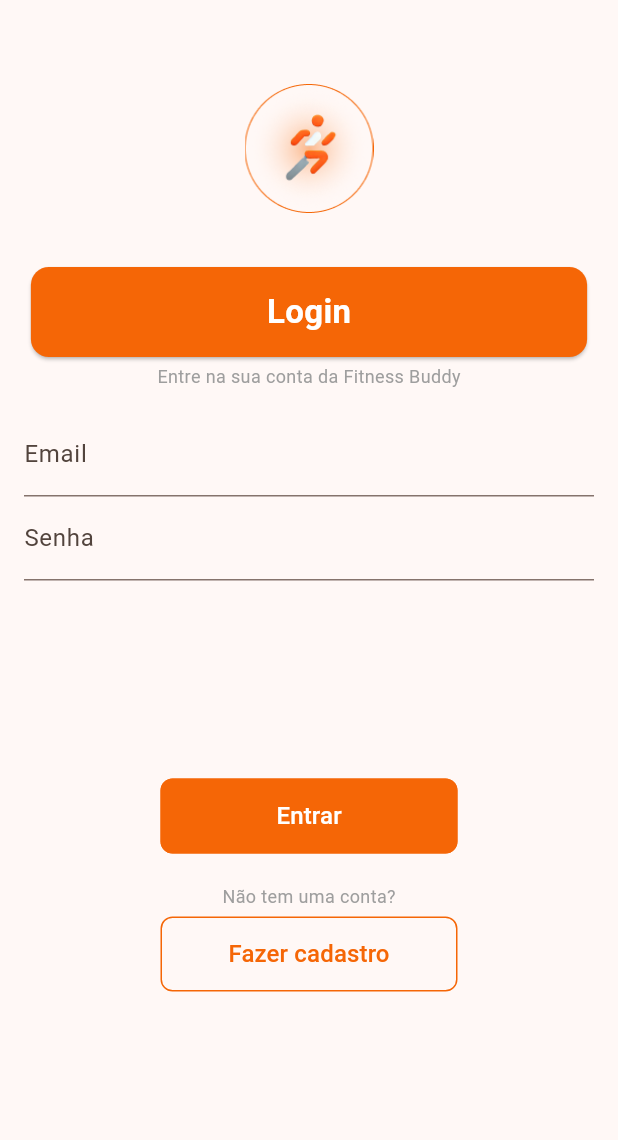
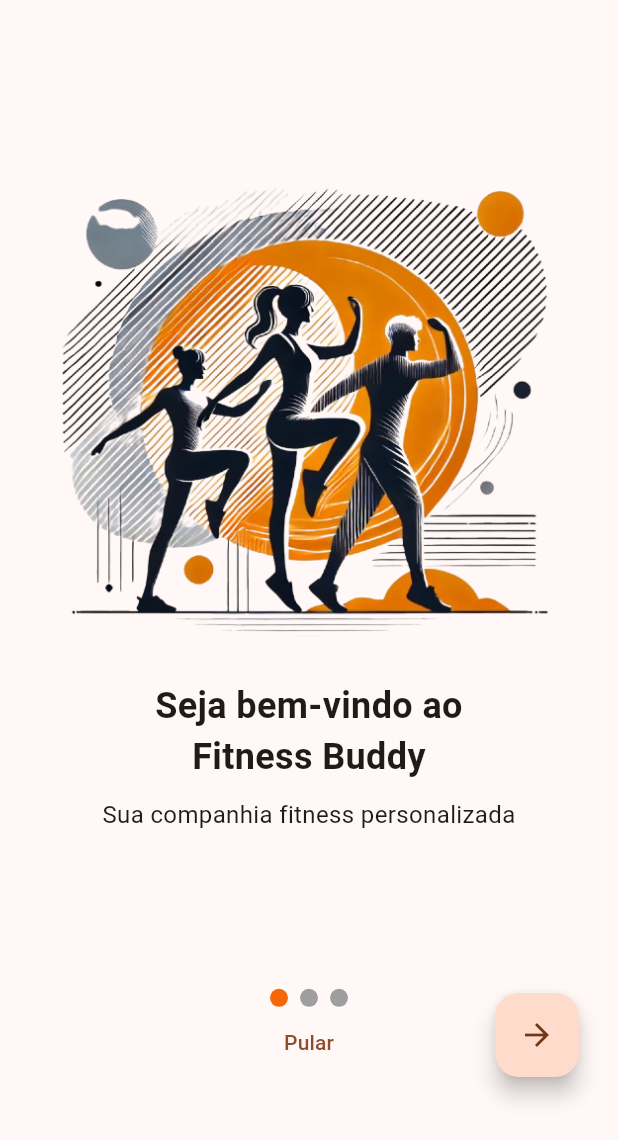
Before and after one commit to Kairepg/mc656, a Flutter app: the screen it shows after launch, on a phone screen of 412 x 824 dp. Shown: the top 1140 px of the screen. Run offline on Flutter 3.47's test engine with Material 3 defaults, Android fonts, the phone set to English and light mode, and no system bars; drawn by our look-alikes of smooth_page_indicator; our stand-ins replace cloud_firestore, firebase_auth, firebase_core, firebase_messaging, permission_handler; accounts and stored records are empty; project files that could hold a hidden picture were left out.

Commit message:
Refactor authentication pages and add onboarding flow

```diff
--- /dev/null
+++ b/fitness_buddy/lib/pages/auth/onboarding/onboarding_page.dart
@@ -0,0 +1,171 @@
+import 'package:fitness_buddy/routes/routes.dart';
+import 'package:flutter/foundation.dart';
+import 'package:flutter/material.dart';
+import 'package:smooth_page_indicator/smooth_page_indicator.dart';
+
+class OnboardingPage extends StatefulWidget {
+  const OnboardingPage({super.key});
+
+  @override
+  State<OnboardingPage> createState() => _OnboardingPageState();
+}
+
+class _OnboardingPageState extends State<OnboardingPage> {
+  final PageController pageController = PageController();
+  int currentPage = 0;
+
+  _onPageViewChange(int page) {
+    if (kDebugMode) {
+      print("Current Page: " + page.toString());
+    }
+    setState(() {
+      currentPage = page;
+    });
+  }
+
+  @override
+  Widget build(BuildContext context) {
+    return Scaffold(
+      body: Column(
+        children: [
+          SizedBox(
+            height: MediaQuery.of(context).size.height * 0.8,
+            child: PageView(
+              controller: pageController,
+              onPageChanged: _onPageViewChange,
+              children: <Widget>[
+                _buildPage(
+                  image: 'assets/images/onboarding1.png',
+                  title: 'Seja bem-vindo ao\nFitness Buddy',
+                  description: 'Sua companhia fitness personalizada',
+                ),
+                _buildPage(
+                  image: 'assets/images/onboarding2.png',
+                  title: 'Acompanhe o seu progresso',
+                  description: 'Monitore sua jornada fitness',
+                ),
+                _buildPage(
+                  image: 'assets/images/onboarding3.png',
+                  title: 'Mantenha-se motivado',
+                  description: 'Sinta-se inspirado a buscar seus objetivos',
+                ),
+                // Add more pages as needed
+              ],
+            ),
+          ),
+          SmoothPageIndicator(
+              controller: pageController, // PageController
+              count: 3,
+              effect: SwapEffect(
+                type: SwapType.yRotation,
+                dotHeight: 12,
+                dotWidth: 12,
+                activeDotColor: Theme.of(context).primaryColor,
+              ), // your preferred effect
+              onDotClicked: (index) {}),
+          TextButton(
+              onPressed: () {
+                Navigator.pushReplacementNamed(context, AppRoutes.login);
+              },
+              child: const Text('Pular')),
+        ],
+      ),
+      bottomSheet: (currentPage == 2) ? _buildBottomSheet() : null,
+      floatingActionButton: Padding(
+        padding: const EdgeInsets.fromLTRB(40, 0, 10, 90),
+        child: Row(
+          mainAxisAlignment: MainAxisAlignment.spaceBetween,
+          children: [
+            (currentPage != 0)
+                ? FloatingActionButton(
+                    onPressed: () {
+                      if (pageController.hasClients) {
+                        final currentPage = pageController.page?.toInt() ?? 0;
+                        pageController.animateToPage(
+                          currentPage - 1,
+                          duration: const Duration(milliseconds: 300),
+                          curve: Curves.easeIn,
+                        );
+                      }
+                    },
+                    child: const Icon(Icons.arrow_back),
+                  )
+                : const SizedBox(),
+            (currentPage != 2)
+                ? FloatingActionButton(
+                    onPressed: () {
+                      if (pageController.hasClients) {
+                        final currentPage = pageController.page?.toInt() ?? 0;
+                        pageController.animateToPage(
+                          currentPage + 1,
+                          duration: const Duration(milliseconds: 300),
+                          curve: Curves.easeIn,
+                        );
+                      }
+                    },
+                    child: const Icon(Icons.arrow_forward),
+                  )
+                : const SizedBox(),
+          ],
+        ),
+      ),
+    );
+  }
+
+  Widget _buildBottomSheet() {
+    return GestureDetector(
+      onTap: () {
+        pageController.page == 2
+            ? Navigator.pushReplacementNamed(context, AppRoutes.login)
+            : pageController.nextPage(
+                duration: const Duration(milliseconds: 400),
+                curve: Curves.easeInOut,
+              );
+      },
+      child: Container(
+        height: 60,
+        width: double.infinity,
+        color: Theme.of(context).primaryColor,
+        child: Center(
+          child: pageController.page == 2
+              ? const Text(
+                  'Comece agora',
+                  style: TextStyle(color: Colors.white, fontSize: 18),
+                )
+              : const Text(
+                  'Avançar',
+                  style: TextStyle(color: Colors.white, fontSize: 18),
+                ),
+        ),
+      ),
+    );
+  }
+
+  Widget _buildPage({
+    required String image,
+    required String title,
+    required String description,
+  }) {
+    return Column(
+      mainAxisAlignment: MainAxisAlignment.center,
+      children: <Widget>[
+        Image.asset(
+          image,
+          height: MediaQuery.of(context).size.height * 0.4,
+        ),
+        const SizedBox(height: 20),
+        Text(
+          textAlign: TextAlign.center,
+          title,
+          style: const TextStyle(fontSize: 24, fontWeight: FontWeight.bold),
+        ),
+        const SizedBox(height: 10),
+        Text(
+          description,
+          textAlign: TextAlign.center,
+          style: const TextStyle(fontSize: 16),
+        ),
+      ],
+    );
+  }
+}
--- a/fitness_buddy/lib/pages/home/home_page.dart
+++ b/fitness_buddy/lib/pages/home/home_page.dart
@@ -1,5 +1,5 @@
-import 'package:fitness_buddy/services/permissions.dart';
-import 'package:fitness_buddy/services/push_notification_service.dart';
+import 'package:fitness_buddy/services/notify/permissions.dart';
+import 'package:fitness_buddy/services/notify/push_notification_service.dart';
 import 'package:flutter/material.dart';
 
 class HomePage extends StatefulWidget {
--- a/fitness_buddy/lib/pages/splash/splash_page.dart
+++ b/fitness_buddy/lib/pages/splash/splash_page.dart
@@ -17,7 +17,7 @@
 
   _navigateToLogin(context) async {
     await Future.delayed(const Duration(milliseconds: 600), () {});
-    Navigator.pushReplacementNamed(context, AppRoutes.login);
+    Navigator.pushReplacementNamed(context, AppRoutes.onboarding);
   }
 
   @override
--- a/fitness_buddy/lib/routes/routes.dart
+++ b/fitness_buddy/lib/routes/routes.dart
@@ -1,12 +1,14 @@
-import 'package:fitness_buddy/pages/login/login_page.dart';
+import 'package:fitness_buddy/pages/auth/login/login_page.dart';
+import 'package:fitness_buddy/pages/auth/onboarding/onboarding_page.dart';
+import 'package:fitness_buddy/pages/auth/signUp/sign_up_page.dart';
 import 'package:fitness_buddy/pages/page_manager.dart';
-import 'package:fitness_buddy/pages/signUp/sign_up_page.dart';
 import 'package:flutter/material.dart';
 
 class AppRoutes {
   static const String splashScreen = '/';
   static const String login = '/login';
   static const String register = '/register';
+  static const String onboarding = '/onboarding';
   static const String home = '/home';
   static const String favorite = '/home/favorite';
   static const String profile = '/home/profile';
@@ -21,6 +23,8 @@
       return MaterialPageRoute(builder: (context) => const LoginPage());
     case AppRoutes.register:
       return MaterialPageRoute(builder: (context) => const SignUpPage());
+    case AppRoutes.onboarding:
+      return MaterialPageRoute(builder: (context) => OnboardingPage());
     case AppRoutes.home:
       return MaterialPageRoute(
           builder: (context) => const PageManager(initialPage: 0));
--- a/fitness_buddy/pubspec.yaml
+++ b/fitness_buddy/pubspec.yaml
@@ -44,6 +44,7 @@
   build_runner: ^2.1.0
   permission_handler: ^11.3.1
   firebase_messaging: ^15.1.4
+  smooth_page_indicator: ^1.2.0+3
 
 dev_dependencies:
   flutter_test:
@@ -72,7 +73,7 @@
 
   # To add assets to your application, add an assets section, like this:
   assets:
-    - assets/images/logo.png
+    - assets/images/
   #   - images/a_dot_ham.jpeg
 
   # An image asset can refer to one or more resolution-specific "variants", see
```
Also changed, not shown: fitness_buddy/lib/pages/auth/login/login_page.dart (added, +155 -0 lines), fitness_buddy/lib/pages/auth/login/login_view.dart (added, +41 -0 lines), fitness_buddy/lib/pages/auth/signUp/sign_up_page.dart (added, +199 -0 lines), fitness_buddy/lib/pages/auth/signUp/sign_up_view.dart (added, +41 -0 lines), fitness_buddy/lib/services/notify/permissions.dart (added, +11 -0 lines), fitness_buddy/lib/services/notify/push_notification_service.dart (added, +60 -0 lines), fitness_buddy/assets/images/onboarding1.png (added), fitness_buddy/assets/images/onboarding2.png (added), fitness_buddy/assets/images/onboarding3.png (added), fitness_buddy/pubspec.lock, 2 other files.
